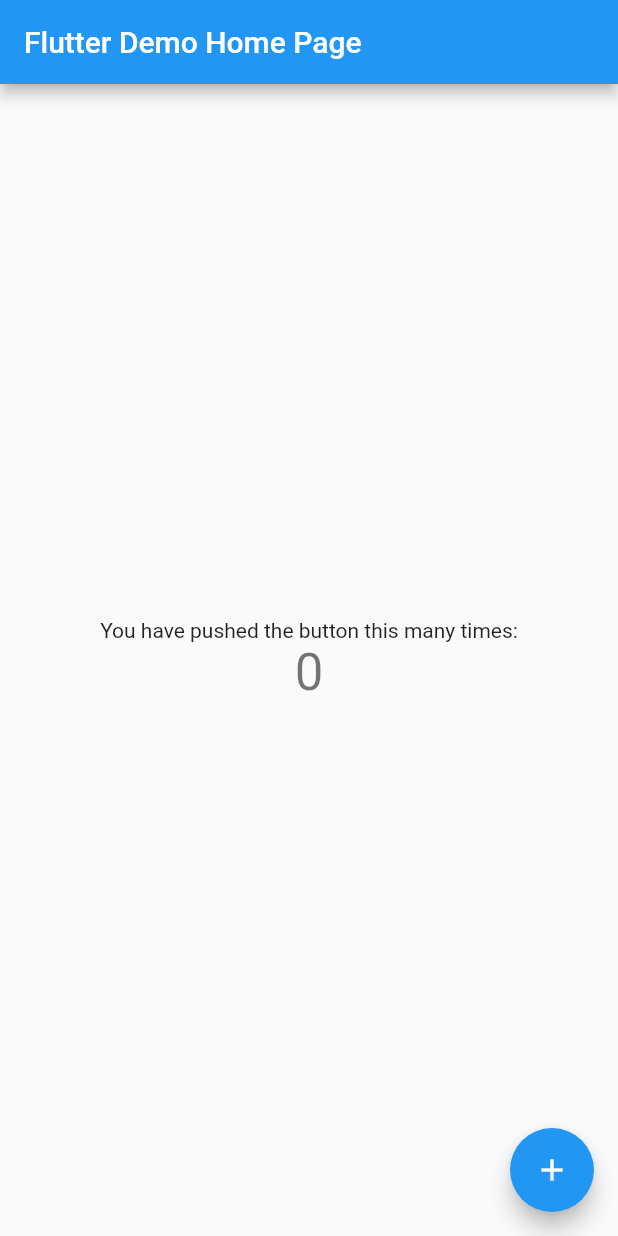
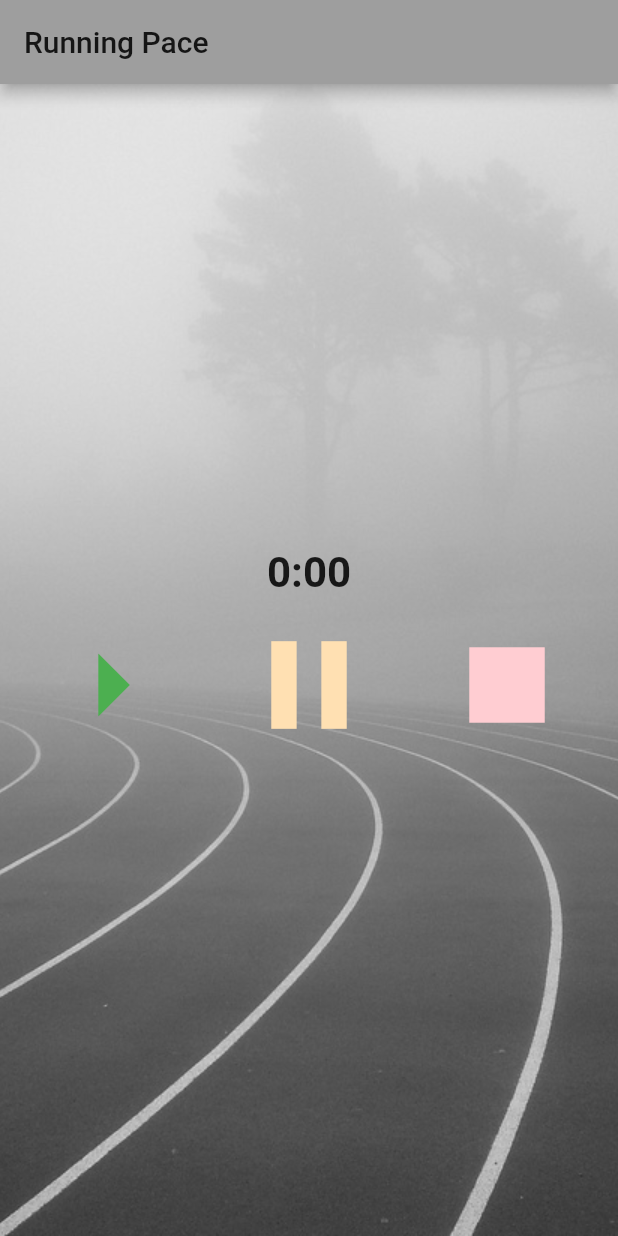
Before and after one commit to kamgolabek/Running_Pace, a Flutter app: the screen it shows after launch, on a phone screen of 412 x 824 dp. Run offline on Flutter 3.47's test engine with Material 2 defaults, Android fonts, the phone set to English and light mode, and no system bars; our stand-ins replace vibration.

```diff
--- a/lib/main.dart
+++ b/lib/main.dart
@@ -1,41 +1,30 @@
 import 'package:flutter/material.dart';
+import 'package:flutter/services.dart';
+import './widgets/timer.dart';
+import './widgets/measure_widget.dart';
+import 'package:vibration/vibration.dart';
 
-void main() => runApp(MyApp());
+void main()  {
+  SystemChrome.setEnabledSystemUIOverlays(SystemUiOverlay.values);
+  runApp(MyApp());
+}
 
 class MyApp extends StatelessWidget {
   // This widget is the root of your application.
   @override
   Widget build(BuildContext context) {
     return MaterialApp(
-      title: 'Flutter Demo',
+      title: 'Running Pace',
       theme: ThemeData(
-        // This is the theme of your application.
-        //
-        // Try running your application with "flutter run". You'll see the
-        // application has a blue toolbar. Then, without quitting the app, try
-        // changing the primarySwatch below to Colors.green and then invoke
-        // "hot reload" (press "r" in the console where you ran "flutter run",
-        // or simply save your changes to "hot reload" in a Flutter IDE).
-        // Notice that the counter didn't reset back to zero; the application
-        // is not restarted.
-        primarySwatch: Colors.blue,
+        primarySwatch: Colors.grey,
       ),
-      home: MyHomePage(title: 'Flutter Demo Home Page'),
+      home: MyHomePage(title: 'Running Pace'),
     );
   }
 }
 
 class MyHomePage extends StatefulWidget {
   MyHomePage({Key key, this.title}) : super(key: key);
-
-  // This widget is the home page of your application. It is stateful, meaning
-  // that it has a State object (defined below) that contains fields that affect
-  // how it looks.
-
-  // This class is the configuration for the state. It holds the values (in this
-  // case the title) provided by the parent (in this case the App widget) and
-  // used by the build method of the State. Fields in a Widget subclass are
-  // always marked "final".
 
   final String title;
 
@@ -44,68 +33,47 @@ class MyHomePage extends StatefulWidget {
 }
 
 class _MyHomePageState extends State<MyHomePage> {
-  int _counter = 0;
 
-  void _incrementCounter() {
+  String measure_state = 'STOPPED';
+
+  void _changeMeasureState(String state){
     setState(() {
-      // This call to setState tells the Flutter framework that something has
-      // changed in this State, which causes it to rerun the build method below
-      // so that the display can reflect the updated values. If we changed
-      // _counter without calling setState(), then the build method would not be
-      // called again, and so nothing would appear to happen.
-      _counter++;
+       measure_state = state;
     });
+
+    if(state == 'RUNNING'){
+      if (Vibration.hasVibrator() != null) {
+         Vibration.vibrate(pattern: [50, 100, 50, 200, 50, 100, 50, 200, 50, 100, 50, 200], intensities: [1, 255]);
+      }
+    }else{
+      Vibration.cancel();
+    }
+
   }
+
 
   @override
   Widget build(BuildContext context) {
-    // This method is rerun every time setState is called, for instance as done
-    // by the _incrementCounter method above.
-    //
-    // The Flutter framework has been optimized to make rerunning build methods
-    // fast, so that you can just rebuild anything that needs updating rather
-    // than having to individually change instances of widgets.
     return Scaffold(
+
       appBar: AppBar(
-        // Here we take the value from the MyHomePage object that was created by
-        // the App.build method, and use it to set our appbar title.
         title: Text(widget.title),
       ),
-      body: Center(
-        // Center is a layout widget. It takes a single child and positions it
-        // in the middle of the parent.
+      body: Container(
+         decoration: BoxDecoration(
+          image: DecorationImage(
+            image: AssetImage("assets/images/running.jpg"),
+            fit: BoxFit.cover,
+          ),
+        ),
         child: Column(
-          // Column is also a layout widget. It takes a list of children and
-          // arranges them vertically. By default, it sizes itself to fit its
-          // children horizontally, and tries to be as tall as its parent.
-          //
-          // Invoke "debug painting" (press "p" in the console, choose the
-          // "Toggle Debug Paint" action from the Flutter Inspector in Android
-          // Studio, or the "Toggle Debug Paint" command in Visual Studio Code)
-          // to see the wireframe for each widget.
-          //
-          // Column has various properties to control how it sizes itself and
-          // how it positions its children. Here we use mainAxisAlignment to
-          // center the children vertically; the main axis here is the vertical
-          // axis because Columns are vertical (the cross axis would be
-          // horizontal).
           mainAxisAlignment: MainAxisAlignment.center,
           children: <Widget>[
-            Text(
-              'You have pushed the button this many times:',
-            ),
-            Text(
-              '$_counter',
-              style: Theme.of(context).textTheme.headline4,
-            ),
+            TimerWidget(),
+            MeasureWidget(_changeMeasureState, measure_state),
           ],
         ),
       ),
-      floatingActionButton: FloatingActionButton(
-        onPressed: _incrementCounter,
-        tooltip: 'Increment',
-        child: Icon(Icons.add),
-      ), // This trailing comma makes auto-formatting nicer for build methods.
     );
   }
 }
--- /dev/null
+++ b/lib/widgets/measure_widget.dart
@@ -0,0 +1,51 @@
+import 'package:flutter/material.dart';
+
+class MeasureWidget extends StatelessWidget {
+  final Function changeStateHandler;
+  final String state;
+
+  MeasureWidget(this.changeStateHandler, this.state);
+
+  @override
+  Widget build(BuildContext context) {
+
+    bool start_isActive = (state == 'PAUSED' || state == 'STOPPED') ? true : false;
+    final start_icon = IconButton(
+        iconSize: 100,
+        icon: Icon(
+          Icons.arrow_right,
+          color: start_isActive ?  Colors.green : Colors.green[100],
+        ),
+        onPressed: () => changeStateHandler('RUNNING'));
+
+    bool pause_isActive = (state == 'RUNNING') ? true : false;
+    final pause_icon = IconButton(
+        iconSize: 100,
+        icon: Icon(
+          Icons.pause,
+          color: pause_isActive ?  Colors.orange : Colors.orange[100],
+        ),
+        onPressed: () => changeStateHandler('PAUSED'));
+
+    bool stop_isActive = (state == 'PAUSED' || state == 'RUNNING') ? true : false;
+    final stop_icon = IconButton(
+        iconSize: 100,
+        icon: Icon(
+          Icons.stop,
+          color: stop_isActive ?  Colors.red : Colors.red[100],
+        ),
+        onPressed: () => changeStateHandler('STOPPED'));
+
+    return Container(
+      child: Row(
+        mainAxisAlignment: MainAxisAlignment.spaceEvenly,
+        children: <Widget>[
+
+          start_icon,
+          pause_icon,
+          stop_icon,
+        ],
+      ),
+    );
+  }
+}
--- /dev/null
+++ b/lib/widgets/timer.dart
@@ -0,0 +1,13 @@
+import 'package:flutter/material.dart';
+
+class TimerWidget extends StatelessWidget {
+  @override
+  Widget build(BuildContext context) {
+    return Container(
+      child: Text(
+        '0:00',
+        style: TextStyle(fontSize: 28, fontWeight: FontWeight.bold),
+      ),
+    );
+  }
+}
```
Also changed, not shown: pubspec.yaml (+4 -3 lines), assets/images/running.jpg (added), lib/models/measure_state.dart (added), pubspec.lock.
